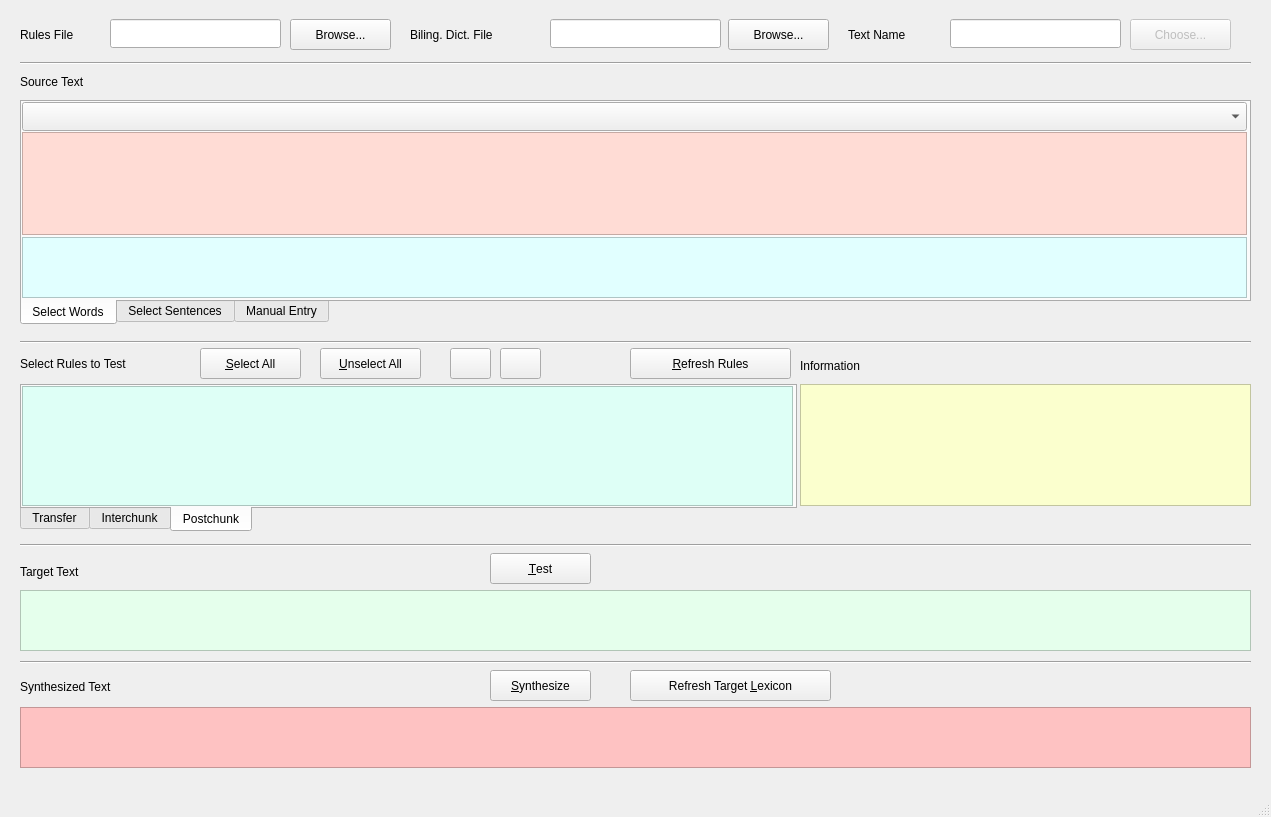
Above: LiveRuleTester.ui from rmlockwood/FLExTrans before the change. Below: the same form after it.
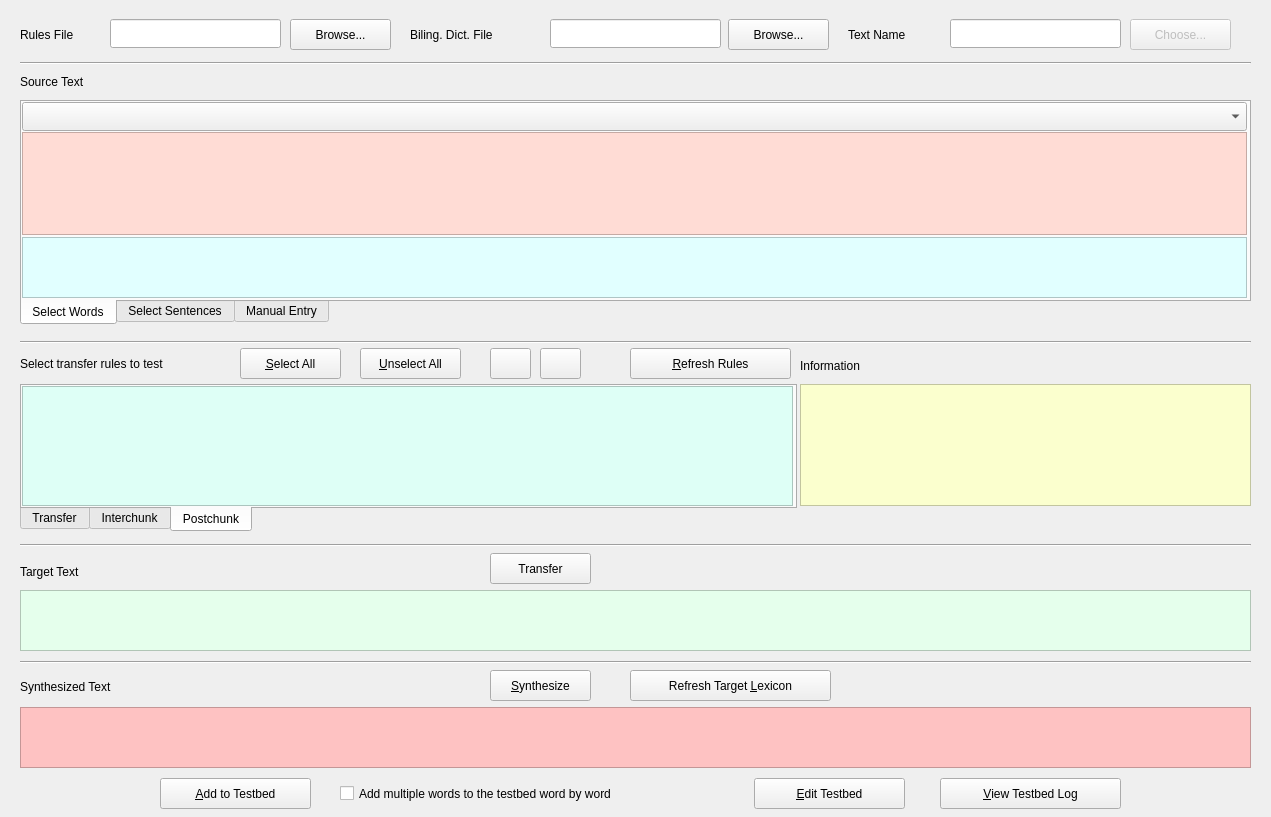
That is the form after the change. Icons and pictures are not drawn.

Commit message: add basic testbed entry

The edit to the form file:
```diff
--- a/LiveRuleTester.ui
+++ b/LiveRuleTester.ui
@@ -402,7 +402,7 @@
      </rect>
     </property>
     <property name="text">
-     <string>&amp;Test</string>
+     <string>Transfer</string>
     </property>
    </widget>
    <widget class="QLabel" name="label_5">
@@ -410,12 +410,12 @@
      <rect>
       <x>20</x>
       <y>352</y>
-      <width>171</width>
+      <width>211</width>
       <height>23</height>
      </rect>
     </property>
     <property name="text">
-     <string>Select Rules to Test</string>
+     <string>Select transfer rules to test</string>
     </property>
    </widget>
    <widget class="QLabel" name="label_6">
@@ -473,7 +473,7 @@
    <widget class="QPushButton" name="selectAllButton">
     <property name="geometry">
      <rect>
-      <x>200</x>
+      <x>240</x>
       <y>348</y>
       <width>101</width>
       <height>31</height>
@@ -525,7 +525,7 @@
    <widget class="QPushButton" name="upButton">
     <property name="geometry">
      <rect>
-      <x>450</x>
+      <x>490</x>
       <y>348</y>
       <width>41</width>
       <height>31</height>
@@ -542,7 +542,7 @@
    <widget class="QPushButton" name="downButton">
     <property name="geometry">
      <rect>
-      <x>500</x>
+      <x>540</x>
       <y>348</y>
       <width>41</width>
       <height>31</height>
@@ -575,7 +575,7 @@
    <widget class="QPushButton" name="unselectAllButton">
     <property name="geometry">
      <rect>
-      <x>320</x>
+      <x>360</x>
       <y>348</y>
       <width>101</width>
       <height>31</height>
@@ -679,21 +679,58 @@
      <string>Refresh Target &amp;Lexicon</string>
     </property>
    </widget>
-  </widget>
-  <widget class="QMenuBar" name="menubar">
-   <property name="geometry">
-    <rect>
-     <x>0</x>
-     <y>0</y>
-     <width>1271</width>
-     <height>31</height>
-    </rect>
-   </property>
-  </widget>
-  <widget class="QStatusBar" name="statusbar">
-   <property name="sizeGripEnabled">
-    <bool>true</bool>
-   </property>
+   <widget class="QPushButton" name="addToTestbedButton">
+    <property name="geometry">
+     <rect>
+      <x>160</x>
+      <y>778</y>
+      <width>151</width>
+      <height>31</height>
+     </rect>
+    </property>
+    <property name="text">
+     <string>&amp;Add to Testbed</string>
+    </property>
+   </widget>
+   <widget class="QCheckBox" name="addMultipleCheckBox">
+    <property name="geometry">
+     <rect>
+      <x>340</x>
+      <y>781</y>
+      <width>391</width>
+      <height>25</height>
+     </rect>
+    </property>
+    <property name="text">
+     <string>Add multiple words to the testbed word by word</string>
+    </property>
+   </widget>
+   <widget class="QPushButton" name="editTestbedButton">
+    <property name="geometry">
+     <rect>
+      <x>754</x>
+      <y>778</y>
+      <width>151</width>
+      <height>31</height>
+     </rect>
+    </property>
+    <property name="text">
+     <string>&amp;Edit Testbed</string>
+    </property>
+   </widget>
+   <widget class="QPushButton" name="viewTestbedLogButton">
+    <property name="geometry">
+     <rect>
+      <x>940</x>
+      <y>778</y>
+      <width>181</width>
+      <height>31</height>
+     </rect>
+    </property>
+    <property name="text">
+     <string>&amp;View Testbed Log</string>
+    </property>
+   </widget>
   </widget>
  </widget>
  <resources/>
```
The commit also changes 3 other files.
